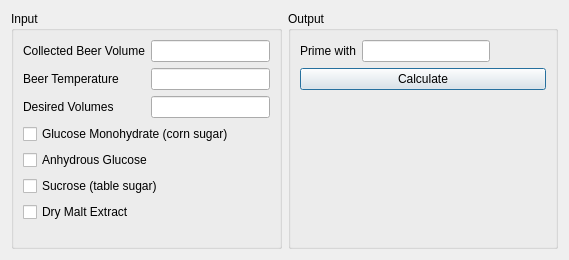
The window that ui/primingDialog.ui (Brewtarget/brewtarget) describes before a commit, drawn with Qt 5.
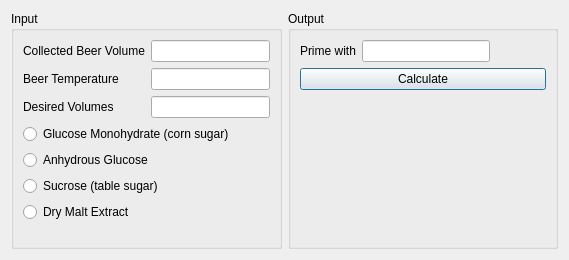
The same window after the commit. Custom widgets are drawn as their Qt base class.

Commit message: Changes some checkboxes to radioButton when only one choice is possible.

Patch:
```diff
--- a/ui/primingDialog.ui
+++ b/ui/primingDialog.ui
@@ -124,28 +124,28 @@
        </layout>
       </item>
       <item>
-       <widget class="QCheckBox" name="checkBox_glucMono">
+       <widget class="QRadioButton" name="radioButton_glucMono">
         <property name="text">
          <string>Glucose Monohydrate (corn sugar)</string>
         </property>
        </widget>
       </item>
       <item>
-       <widget class="QCheckBox" name="checkBox_gluc">
+       <widget class="QRadioButton" name="radioButton_gluc">
         <property name="text">
          <string>Anhydrous Glucose</string>
         </property>
        </widget>
       </item>
       <item>
-       <widget class="QCheckBox" name="checkBox_sucrose">
+       <widget class="QRadioButton" name="radioButton_sucrose">
         <property name="text">
          <string>Sucrose (table sugar)</string>
         </property>
        </widget>
       </item>
       <item>
-       <widget class="QCheckBox" name="checkBox_dme">
+       <widget class="QRadioButton" name="radioButton_dme">
         <property name="text">
          <string>Dry Malt Extract</string>
         </property>
```
Left out of the diff: 8 changed lines with no effect on the pictures. The commit also changes 3 other files.
